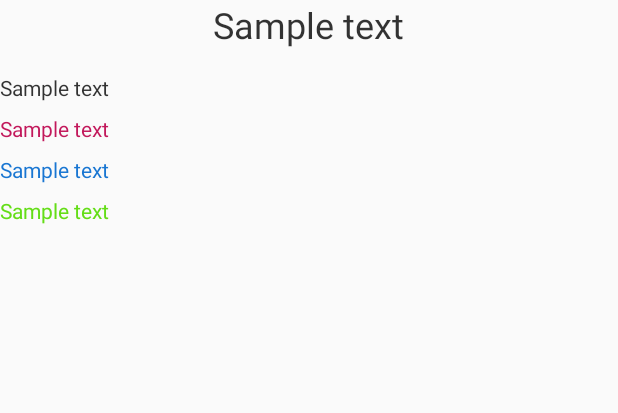
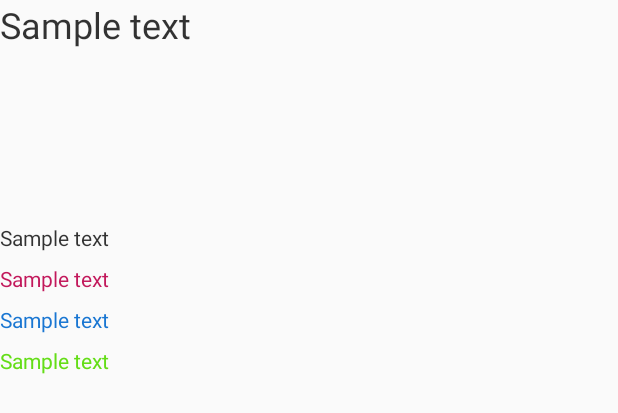
Before and after one commit to paraswatts/MyApppp, an Android app: the layout custom_marker_info.xml on its own in the app's theme, with its tools: preview values and no code run, on a phone screen of 412 x 824 dp. Shown: the top 413 px of the screen. Run offline under Robolectric (Android 15) with nearby library versions, the phone set to English and light mode, and no system bars.

Commit message:
26-03-2018

```diff
--- a/SalesLines/app/src/main/java/com/nitesh/brill/saleslines/Authenticate/Login_Activity.kt
+++ b/SalesLines/app/src/main/java/com/nitesh/brill/saleslines/Authenticate/Login_Activity.kt
@@ -89,7 +89,6 @@ class Login_Activity : BaseActivity() {
         btn_Done.setOnClickListener {
 
             if (checkEmail(edt)) {
-
 
                 objUsefullData.showProgress("Please Wait...", "")
                 val mCall = apiEndpointInterface!!.mGetuserid(edt.text.toString().trim())
@@ -345,15 +344,11 @@ class Login_Activity : BaseActivity() {
 
     private fun checkValidation(): Boolean {
         if (objValidation.checkEmpty(et_Email, "Email ")) {
-
             et_Email.requestFocus()
-
             return false
         }
         if (!objValidation.checkForEmail(et_Email, "Email ")) {
-
             et_Email.requestFocus()
-
             return false
         }
         if (objValidation.checkEmpty(et_Password, "Password ")) {
--- a/SalesLines/app/src/main/java/com/nitesh/brill/saleslines/FirebaseService/MyFirebaseMessagingService.java
+++ b/SalesLines/app/src/main/java/com/nitesh/brill/saleslines/FirebaseService/MyFirebaseMessagingService.java
@@ -35,6 +35,7 @@ import java.text.ParseException;
 import java.text.SimpleDateFormat;
 import java.util.Calendar;
 import java.util.Date;
+import java.util.HashMap;
 import java.util.Random;
 
 /**
@@ -616,6 +617,7 @@ public class MyFirebaseMessagingService extends FirebaseMessagingService {
         myIntent.putExtra("gifMessage", message);
         myIntent.putExtra("extraMessage", extraMessage);
         myIntent.putExtra("email",email);
+        HashMap<String, Integer> wordCount = new HashMap<String, Integer>();
 
 
         PendingIntent pendingIntent;
--- a/SalesLines/app/src/main/java/com/nitesh/brill/saleslines/_Manager_Classes/Manager_Location/Manager_UsersMap_Fragment.java
+++ b/SalesLines/app/src/main/java/com/nitesh/brill/saleslines/_Manager_Classes/Manager_Location/Manager_UsersMap_Fragment.java
@@ -37,6 +37,8 @@ import android.widget.Toast;
 
 import com.brill.nitesh.punjabpool.Common.BaseFragment;
 import com.bumptech.glide.Glide;
+import com.bumptech.glide.load.engine.DiskCacheStrategy;
+import com.bumptech.glide.request.RequestOptions;
 import com.bumptech.glide.request.target.SimpleTarget;
 import com.bumptech.glide.request.transition.Transition;
 import com.google.android.gms.maps.CameraUpdateFactory;
@@ -535,6 +537,7 @@ public class Manager_UsersMap_Fragment extends BaseFragment {
         Glide.with(getContext())
                 .asBitmap()
                 .load("http://console.salelinecrm.com/saleslineapi/GetprofileImage/"+userId)
+                .apply(new RequestOptions().skipMemoryCache(true).diskCacheStrategy(DiskCacheStrategy.NONE))
                 .into(new SimpleTarget<Bitmap>() {
                     @Override
                     public void onLoadFailed(@Nullable Drawable errorDrawable) {
--- a/SalesLines/app/src/main/java/com/nitesh/brill/saleslines/_User_Classes/User_Call_Record/Database/AudioDbHelper.java
+++ b/SalesLines/app/src/main/java/com/nitesh/brill/saleslines/_User_Classes/User_Call_Record/Database/AudioDbHelper.java
@@ -172,6 +172,7 @@ public class AudioDbHelper extends SQLiteOpenHelper {
                 + COLUMN_NOTIFICATIONS_LEAD_GET_TIME + " TEXT,"
                 + COLUMN_NOTIFICATIONS_READ_STATE + " TEXT,"
                 + COLUMN_NOTIFICATIONS_LEAD_GET_DATE + " TEXT " + ")";
+
         SQL_CREATE_COORDINATES_TABLE = "CREATE TABLE " + AudioEntry.TABLE_USER_COORDINATES + " ("
                 + _ID + " INTEGER PRIMARY KEY AUTOINCREMENT,"
                 + COLUMN_USER_LATITUDE+ " TEXT,"
--- a/SalesLines/app/src/main/java/com/nitesh/brill/saleslines/_User_Classes/User_Call_Record/MyPhoneReceiver.java
+++ b/SalesLines/app/src/main/java/com/nitesh/brill/saleslines/_User_Classes/User_Call_Record/MyPhoneReceiver.java
@@ -32,6 +32,7 @@ import android.util.Log;
 
 import com.nitesh.brill.saleslines.Common_Files.SaveData;
 import com.nitesh.brill.saleslines.R;
+
 
 public class MyPhoneReceiver extends BroadcastReceiver {
 
--- a/SalesLines/app/src/main/res/layout-land/activity_login.xml
+++ b/SalesLines/app/src/main/res/layout-land/activity_login.xml
@@ -33,7 +33,7 @@
                 android:textColor="@color/colorPrimary"
                 android:textSize="25sp" />
 
-            <EditText
+            <AutoCompleteTextView
 
                 android:id="@+id/emailEditText"
                 android:layout_width="match_parent"
--- a/SalesLines/app/src/main/res/layout/activity_login.xml
+++ b/SalesLines/app/src/main/res/layout/activity_login.xml
@@ -26,7 +26,7 @@
         android:textColor="@color/colorPrimary"
         android:textSize="35sp" />
 
-    <EditText
+    <AutoCompleteTextView
 
         android:id="@+id/et_Email"
 
--- a/SalesLines/app/src/main/res/layout/custom_marker_info.xml
+++ b/SalesLines/app/src/main/res/layout/custom_marker_info.xml
@@ -4,26 +4,26 @@
     android:orientation="vertical"
     xmlns:android="http://schemas.android.com/apk/res/android"
     xmlns:app="http://schemas.android.com/apk/res-auto"
-    android:layout_width="match_parent"
-    android:layout_height="match_parent">
+    android:layout_width="200dp"
+    android:layout_height="wrap_content">
     <TextView
         android:layout_gravity="center_horizontal"
         tools:text="Sample text"
         android:id="@+id/tv_name"
-        android:layout_width="wrap_content"
+        android:layout_width="200dp"
         android:layout_height="wrap_content"
         android:textAppearance="@style/TextAppearance.AppCompat.Headline"
        />
     <ImageView
         android:layout_gravity="center_horizontal"
         android:id="@+id/iv_smpic"
-        android:layout_width="match_parent"
-        android:layout_height="wrap_content"
+        android:layout_width="100dp"
+        android:layout_height="100dp"
         android:layout_marginTop="8dp"
         />
     <TextView
         android:id="@+id/details"
-        android:layout_width="wrap_content"
+        android:layout_width="200dp"
         android:layout_height="wrap_content"
         android:singleLine="false"
         android:layout_marginTop="8dp"
@@ -32,21 +32,21 @@
         />
     <TextView
         android:id="@+id/tv_one"
-        android:layout_width="wrap_content"
+        android:layout_width="200dp"
         android:layout_height="wrap_content"
         android:layout_marginTop="8dp"
         android:textColor="#c2185b"
         tools:text="Sample text"/>
     <TextView
         android:id="@+id/tv_two"
-        android:layout_width="wrap_content"
+        android:layout_width="200dp"
         android:layout_height="wrap_content"
         android:layout_marginTop="8dp"
         android:textColor="#1976d2"
         tools:text="Sample text"/>
     <TextView
         android:id="@+id/tv_three"
-        android:layout_width="wrap_content"
+        android:layout_width="200dp"
         android:layout_height="wrap_content"
         android:layout_marginTop="8dp"
         android:textColor="#64dd17"
```
Also changed, not shown: SalesLines/app/src/main/java/com/nitesh/brill/saleslines/_Manager_Classes/Manager_Location/CustomInfoWindowGoogleMap.java (+17 -0 lines), SalesLines/app/src/main/java/com/nitesh/brill/saleslines/_User_Classes/User_Activity/User_Home_Activity.kt (+17 -4 lines), 1 other file.
